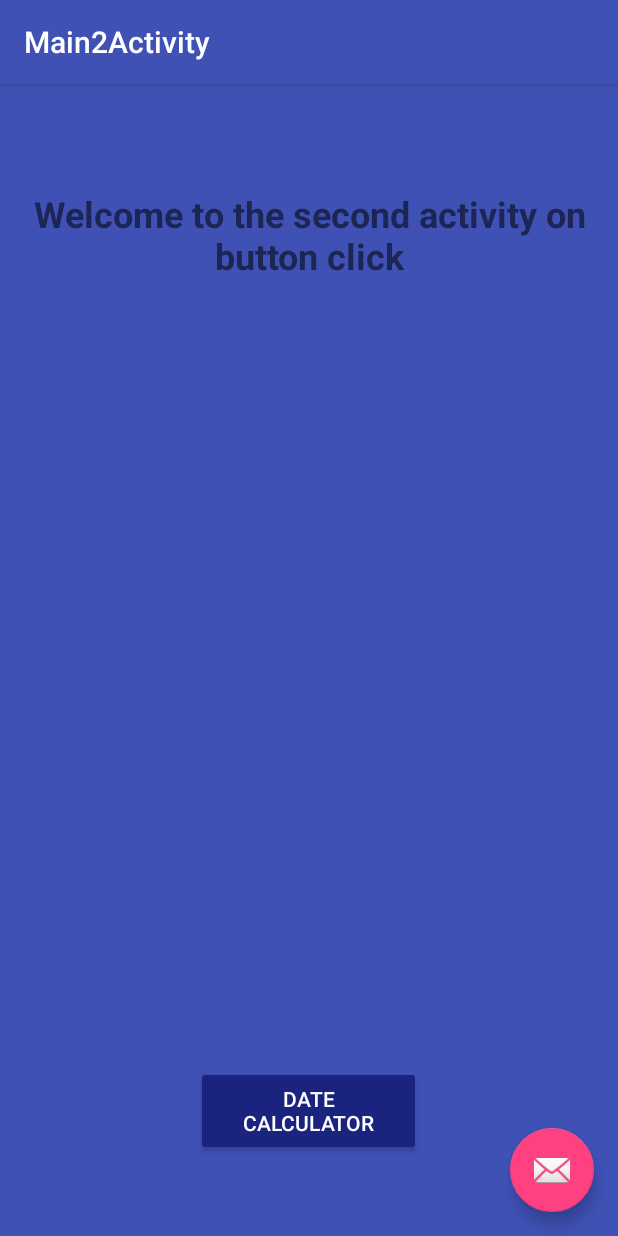
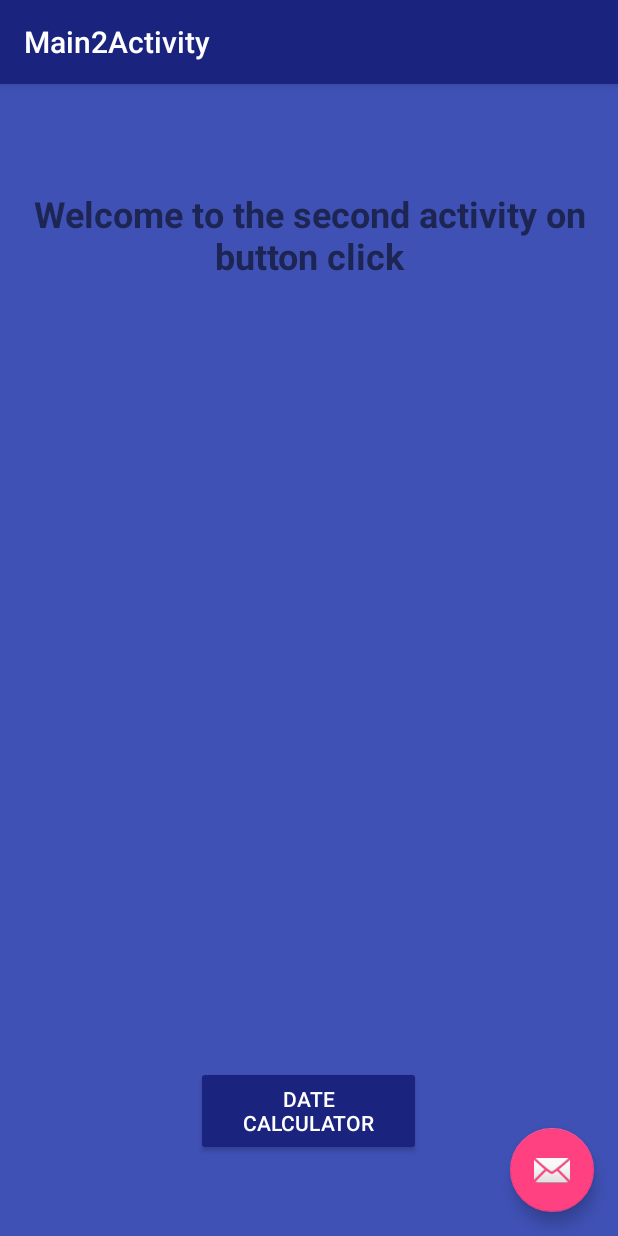
Before and after one commit to sandilyab/androidapp, an Android app: the Main2Activity screen opened directly, with no data from a screen before it, on a phone screen of 412 x 824 dp. Run offline under Robolectric (Android 15) with nearby library versions, the phone set to English and light mode, and no system bars.

Commit message:
Drag n drop updates locations correctly so delete works as expected. Cosmetic updates to recents bar.

```diff
--- a/app/src/main/AndroidManifest.xml
+++ b/app/src/main/AndroidManifest.xml
@@ -15,7 +15,7 @@
         android:icon="@mipmap/ic_launcher"
         android:label="@string/app_name"
         android:supportsRtl="true"
-        android:theme="@style/Theme.AppCompat.Light">
+        android:theme="@style/AppTheme.NoActionBar">
         <activity
             android:name=".MainActivity"
             android:allowBackup="true"
--- a/app/src/main/java/com/example/sandilya/myfirstapp/ContactAdapter.java
+++ b/app/src/main/java/com/example/sandilya/myfirstapp/ContactAdapter.java
@@ -56,12 +56,10 @@ public class ContactAdapter extends RecyclerView.Adapter<ContactAdapter.ContactV
         Log.d("S", "TO IS "+ toPosition);
         Log.d("S",contactList.size()+"conatct sizes");
 
-
         Collections.swap(contactList, fromPosition, toPosition);
-
-
         notifyItemMoved(fromPosition, toPosition);
-        //notifyItemChanged(fromPosition);
+        notifyItemChanged(fromPosition);
+        notifyItemChanged(toPosition);
         return true;
     }
 
--- a/app/src/main/java/com/example/sandilya/myfirstapp/MainActivity.java
+++ b/app/src/main/java/com/example/sandilya/myfirstapp/MainActivity.java
@@ -1,6 +1,7 @@
 package com.example.sandilya.myfirstapp;
 
 import android.app.Activity;
+import android.app.ActivityManager;
 import android.app.ActivityOptions;
 import android.app.DatePickerDialog;
 import android.app.Dialog;
@@ -101,6 +102,8 @@ public class MainActivity extends AppCompatActivity {
         setContentView(R.layout.activity_main);
         Toolbar toolbar = (Toolbar) findViewById(R.id.toolbar);
         setSupportActionBar(toolbar);
+
+        //Activity.setTaskDescription(new ActivityManager.TaskDescription( "#1a237e"));
 
         //mHelper = new TaskDbHelper(this);
         //mTaskListView = (ListView) findViewById(R.id.list_todo);
--- a/app/src/main/java/com/example/sandilya/myfirstapp/TabFragment3.java
+++ b/app/src/main/java/com/example/sandilya/myfirstapp/TabFragment3.java
@@ -174,8 +174,8 @@ public class TabFragment3 extends Fragment {
         db.close();
         ca.notifyItemChanged(taskList.size()-1);
         RecyclerView.ItemAnimator itemAnimator = new DefaultItemAnimator();
-        itemAnimator.setAddDuration(1000);
-        itemAnimator.setRemoveDuration(1000);
+        //itemAnimator.setAddDuration(1000);
+        //itemAnimator.setRemoveDuration(1000);
         rview.setItemAnimator(itemAnimator);
 
     }
--- a/app/src/main/res/values/styles.xml
+++ b/app/src/main/res/values/styles.xml
@@ -3,7 +3,7 @@
     <!-- Base application theme. -->
     <style name="AppTheme" parent="Theme.AppCompat.Light.DarkActionBar">
         <!-- Customize your theme here. -->
-        <item name="colorPrimary">@color/colorPrimary</item>
+        <item name="colorPrimary">@color/colorPrimaryDark</item>
         <item name="colorPrimaryDark">@color/colorPrimaryDark</item>
         <item name="colorAccent">@color/colorAccent</item>
     </style>
```
